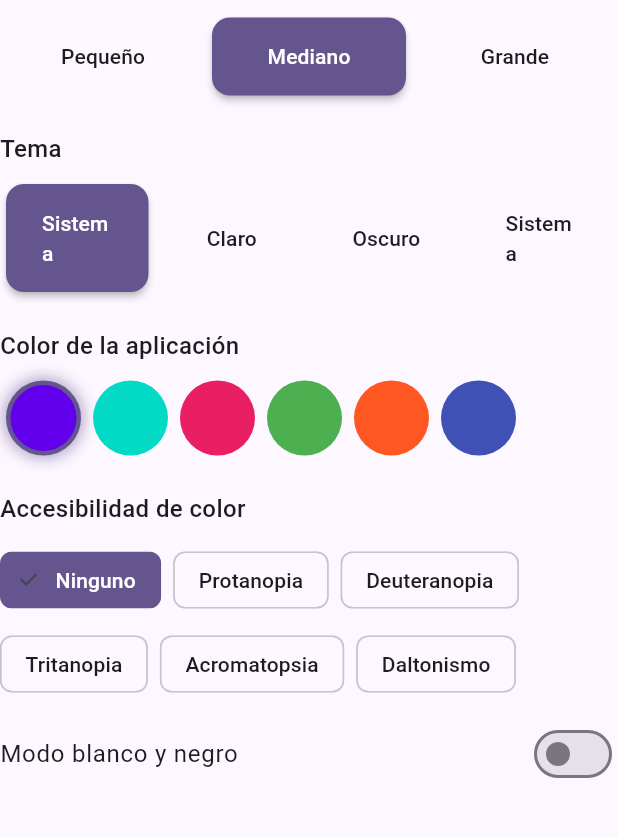
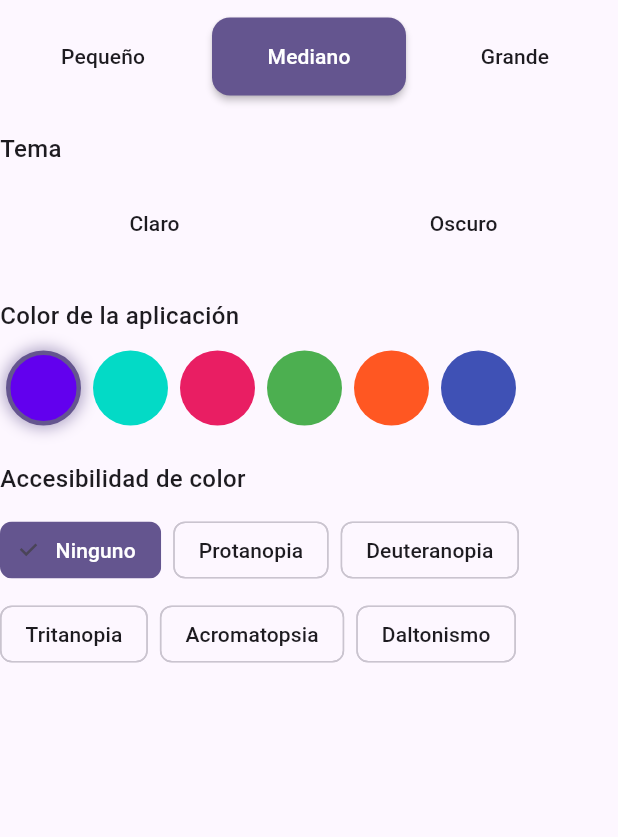
Before and after one commit to HectorZL/journal-notes, a Flutter app: the AccessibilitySettingsWidget widget shown alone on an empty page, opened directly, on a phone screen of 412 x 824 dp, the part 35-872 px from its top. Run offline on Flutter 3.47's test engine with Material 3 defaults, Android fonts, the phone set to English and light mode, and no system bars; our stand-ins replace email_validator, flutter_riverpod, flutter_secure_storage, flutter_staggered_animations, google_fonts, shared_preferences and 2 more; accounts and stored records are empty.

Commit message:
<fix>[adjust the selector of theme]: <description>
[optional body]

[optional footer(s)]

```diff
--- a/lib/ui/widgets/accessibility_settings_widget.dart
+++ b/lib/ui/widgets/accessibility_settings_widget.dart
@@ -64,30 +64,46 @@ class AccessibilitySettingsWidget extends ConsumerWidget {
         _buildSectionTitle('Tema'),
         const SizedBox(height: 8),
         Row(
-          children: ThemeModeOption.values.map((mode) {
-            final isSelected = accessibilitySettings.themeMode == mode;
-            return Expanded(
+          children: [
+            // Botón de tema Claro
+            Expanded(
               child: Padding(
                 padding: const EdgeInsets.symmetric(horizontal: 4.0),
                 child: ElevatedButton(
-                  onPressed: () => notifier.setThemeMode(mode),
+                  onPressed: () => notifier.setThemeMode(ThemeModeOption.light),
                   style: ElevatedButton.styleFrom(
-                    backgroundColor: isSelected
+                    backgroundColor: accessibilitySettings.themeMode == ThemeModeOption.light
                         ? theme.colorScheme.primary
                         : theme.colorScheme.surface,
-                    foregroundColor: isSelected
+                    foregroundColor: accessibilitySettings.themeMode == ThemeModeOption.light
                         ? theme.colorScheme.onPrimary
                         : theme.colorScheme.onSurface,
-                    elevation: isSelected ? 2 : 0,
+                    elevation: accessibilitySettings.themeMode == ThemeModeOption.light ? 2 : 0,
                   ),
-                  child: Text(
-                    mode == ThemeModeOption.light ? 'Claro' :
-                    mode == ThemeModeOption.dark ? 'Oscuro' : 'Sistema',
-                  ),
+                  child: const Text('Claro'),
                 ),
               ),
-            );
-          }).toList(),
+            ),
+            // Botón de tema Oscuro
+            Expanded(
+              child: Padding(
+                padding: const EdgeInsets.symmetric(horizontal: 4.0),
+                child: ElevatedButton(
+                  onPressed: () => notifier.setThemeMode(ThemeModeOption.dark),
+                  style: ElevatedButton.styleFrom(
+                    backgroundColor: accessibilitySettings.themeMode == ThemeModeOption.dark
+                        ? theme.colorScheme.primary
+                        : theme.colorScheme.surface,
+                    foregroundColor: accessibilitySettings.themeMode == ThemeModeOption.dark
+                        ? theme.colorScheme.onPrimary
+                        : theme.colorScheme.onSurface,
+                    elevation: accessibilitySettings.themeMode == ThemeModeOption.dark ? 2 : 0,
+                  ),
+                  child: const Text('Oscuro'),
+                ),
+              ),
+            ),
+          ],
         ),
         const SizedBox(height: 24),
 
@@ -159,13 +175,7 @@ class AccessibilitySettingsWidget extends ConsumerWidget {
             );
           }).toList(),
         ),
-        const SizedBox(height: 8),
-        SwitchListTile(
-          title: const Text('Modo blanco y negro'),
-          value: accessibilitySettings.isBlackAndWhite,
-          onChanged: (value) => notifier.setBlackAndWhite(value),
-          contentPadding: EdgeInsets.zero,
-        ),
+
       ],
     );
   }
--- a/pubspec.yaml
+++ b/pubspec.yaml
@@ -26,7 +26,6 @@ dependencies:
   equatable: ^2.0.5
   google_fonts: ^6.2.1
   json_annotation: ^4.8.1
-  flutter_tts: ^3.8.5
 
 dev_dependencies:
   flutter_test:
```
Also changed, not shown: lib/services/text_to_speech_service.dart (deleted, +0 -54 lines), lib/ui/screens/profile_screen.dart (+0 -29 lines), pubspec.lock, 3 other files.
